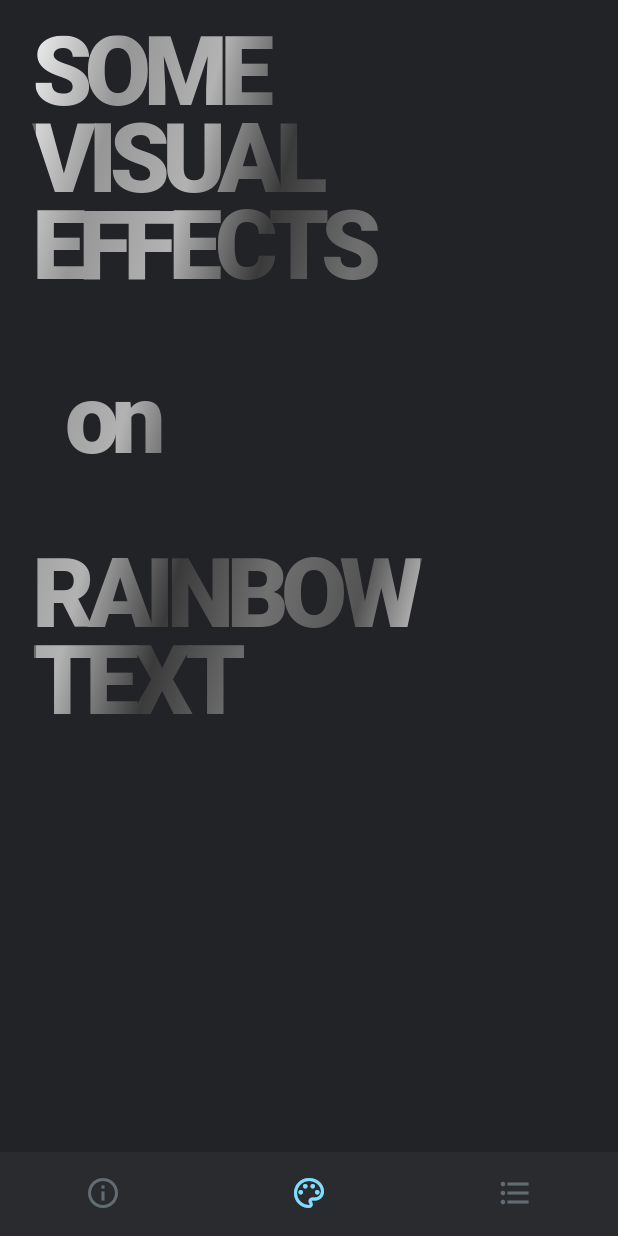
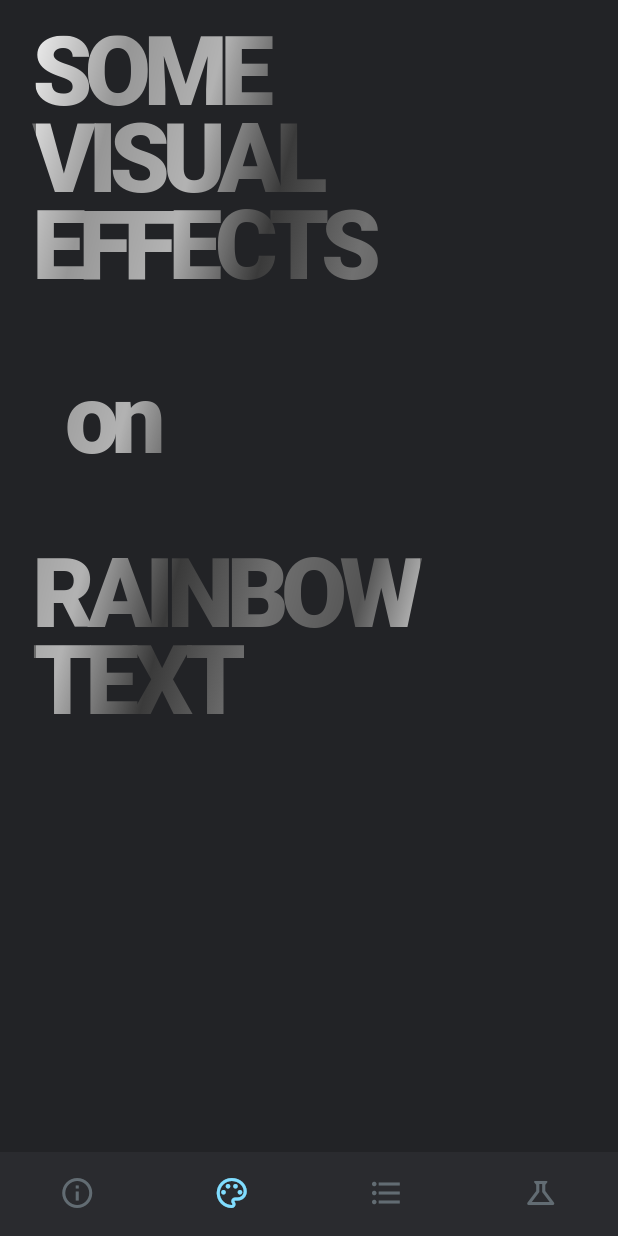
Before and after one commit to gskinner/flutter_animate, a Flutter app: the screen it shows after launch, item 2 of the bottom bar chosen, on a phone screen of 412 x 824 dp. Run offline on Flutter 3.47's test engine with Material 2 defaults, Android fonts, the phone set to English and light mode, and no system bars.

Commit message:
Add a testing view

```diff
--- a/example/lib/main.dart
+++ b/example/lib/main.dart
@@ -2,6 +2,7 @@ import 'package:flutter/material.dart';
 
 import 'examples/adapter_view.dart';
 import 'examples/info_view.dart';
+import 'examples/test_view.dart';
 import 'examples/visual_view.dart';
 
 // TODO: Add additional examples, especially a proper UI example.
@@ -37,8 +38,8 @@ class FlutterAnimateExample extends StatefulWidget {
     //    'User interface example. Shimmer, fade, slide.'), // TODO.
     TabInfo(Icons.format_list_bulleted, (_) => const AdapterView(), 'Adapters',
         'Using adapters to drive animations from scrolling or user input.'),
-    //TabInfo(Icons.auto_awesome_outlined, (_) => InfoView(), 'Fun',
-    //    'Fun silliness.'), // TODO.
+    TabInfo(Icons.science_outlined, (_) => TestView(key: UniqueKey()),
+        'Sandbox', 'A (mostly) blank canvas to experiment on.'),
   ];
 
   @override
```
Also changed, not shown: example/lib/examples/test_view.dart (added, +19 -0 lines).
